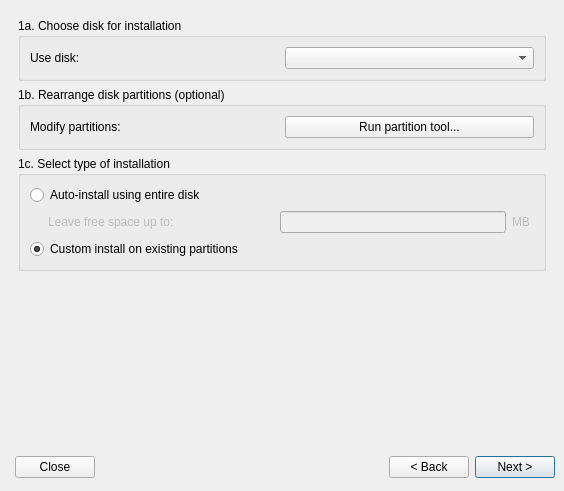
Before: the Qt Designer form meinstall.ui in antiX-Linux/antix-installer, drawn with Qt 5.
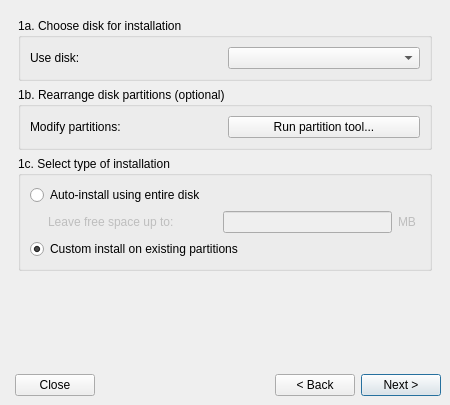
After: the same form once the commit is applied. The open tabs and pages were chosen to show the change.

What changed in the file:
```diff
--- a/meinstall.ui
+++ b/meinstall.ui
@@ -6,8 +6,8 @@
    <rect>
     <x>0</x>
     <y>0</y>
-    <width>564</width>
-    <height>491</height>
+    <width>450</width>
+    <height>405</height>
    </rect>
   </property>
   <property name="sizePolicy">
@@ -55,8 +55,8 @@
      </property>
      <property name="sizeHint" stdset="0">
       <size>
-       <width>122</width>
-       <height>29</height>
+       <width>201</width>
+       <height>20</height>
       </size>
      </property>
     </spacer>
@@ -472,7 +472,7 @@
          <property name="sizeHint" stdset="0">
           <size>
            <width>20</width>
-           <height>40</height>
+           <height>16</height>
           </size>
          </property>
         </spacer>
```
